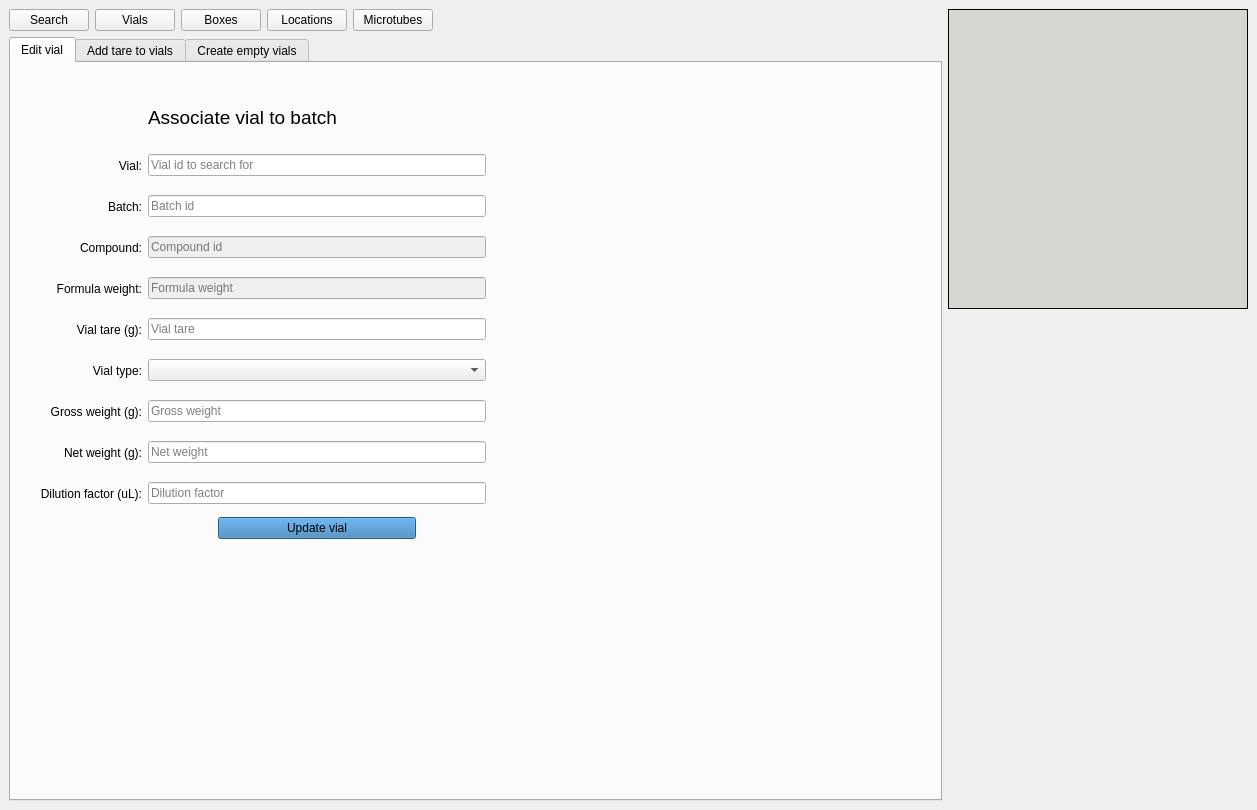
Old version of the form frontend/vialswindow.ui in the repository dahlbma/cello.
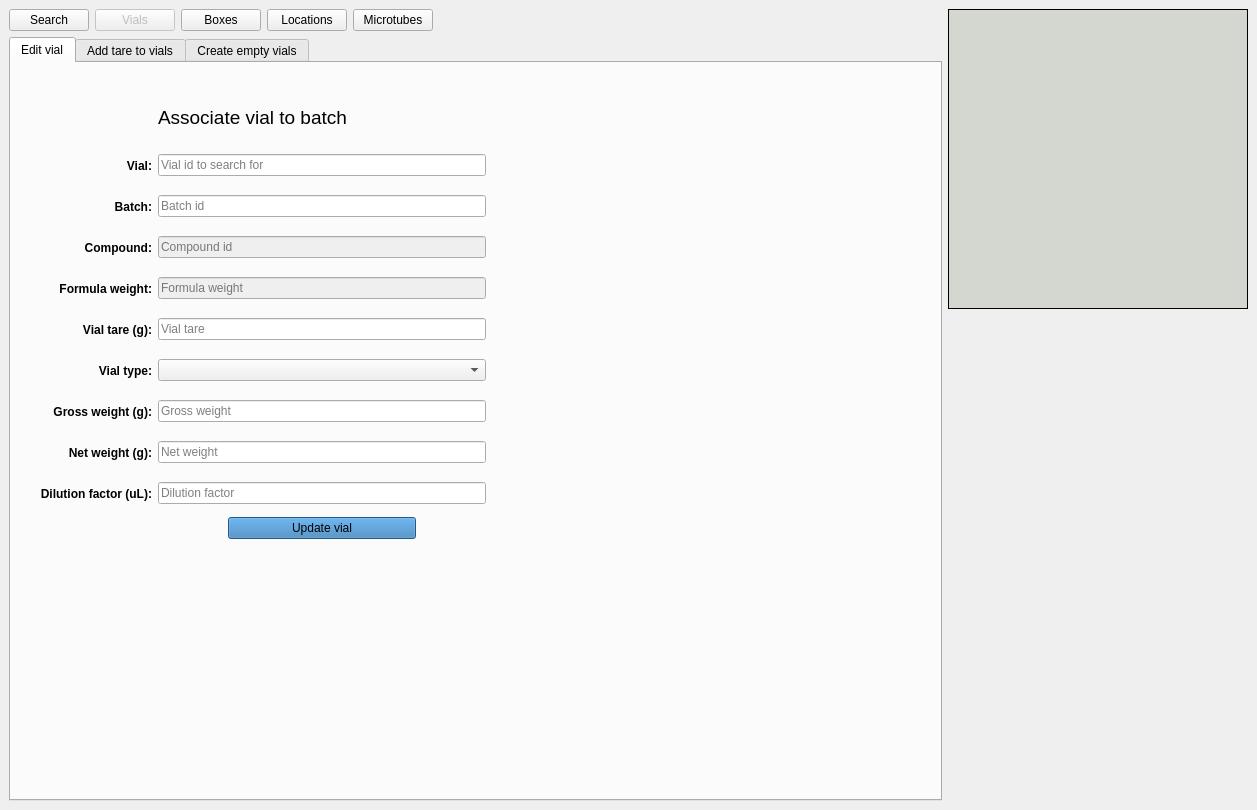
New version of the form.

Commit message: most of the ui is done, preliminarily

What changed in the file:
```diff
--- a/frontend/vialswindow.ui
+++ b/frontend/vialswindow.ui
@@ -60,6 +60,9 @@
       </item>
       <item row="0" column="1">
        <widget class="QPushButton" name="goto_vials_btn">
+        <property name="enabled">
+         <bool>false</bool>
+        </property>
         <property name="text">
          <string>Vials</string>
         </property>
@@ -138,6 +141,12 @@
                 <height>35</height>
                </size>
               </property>
+              <property name="font">
+               <font>
+                <weight>75</weight>
+                <bold>true</bold>
+               </font>
+              </property>
               <property name="text">
                <string>Compound:</string>
               </property>
@@ -154,6 +163,12 @@
                 <height>35</height>
                </size>
               </property>
+              <property name="font">
+               <font>
+                <weight>75</weight>
+                <bold>true</bold>
+               </font>
+              </property>
               <property name="text">
                <string>Vial:</string>
               </property>
@@ -177,6 +192,12 @@
                 <height>35</height>
                </size>
               </property>
+              <property name="font">
+               <font>
+                <weight>75</weight>
+                <bold>true</bold>
+               </font>
+              </property>
               <property name="text">
                <string>Dilution factor (uL):</string>
               </property>
@@ -216,6 +237,12 @@
                 <height>35</height>
                </size>
               </property>
+              <property name="font">
+               <font>
+                <weight>75</weight>
+                <bold>true</bold>
+               </font>
+              </property>
               <property name="text">
                <string>Gross weight (g):</string>
               </property>
@@ -269,6 +296,12 @@
                 <height>35</height>
                </size>
               </property>
+              <property name="font">
+               <font>
+                <weight>75</weight>
+                <bold>true</bold>
+               </font>
+              </property>
               <property name="text">
                <string>Vial type:</string>
               </property>
@@ -285,6 +318,12 @@
                 <height>35</height>
                </size>
               </property>
+              <property name="font">
+               <font>
+                <weight>75</weight>
+                <bold>true</bold>
+               </font>
+              </property>
               <property name="text">
                <string>Net weight (g):</string>
               </property>
@@ -301,6 +340,12 @@
                 <height>35</height>
                </size>
               </property>
+              <property name="font">
+               <font>
+                <weight>75</weight>
+                <bold>true</bold>
+               </font>
+              </property>
               <property name="text">
                <string>Batch:</string>
               </property>
@@ -317,6 +362,12 @@
                 <height>35</height>
                </size>
               </property>
+              <property name="font">
+               <font>
+                <weight>75</weight>
+                <bold>true</bold>
+               </font>
+              </property>
               <property name="text">
                <string>Vial tare (g):</string>
               </property>
@@ -333,6 +384,12 @@
                 <height>35</height>
                </size>
               </property>
+              <property name="font">
+               <font>
+                <weight>75</weight>
+                <bold>true</bold>
+               </font>
+              </property>
               <property name="text">
                <string>Formula weight:</string>
               </property>
```
Left out of the diff: 15 changed lines with no effect on the pictures. The commit also changes 6 other files.
